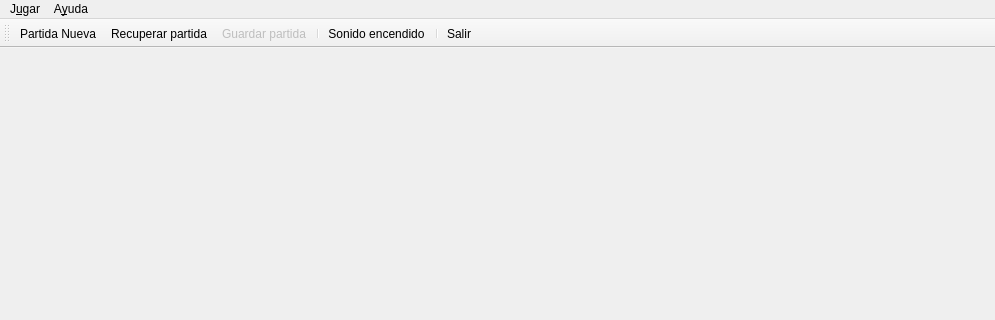
This is ui/frmMain.ui in turulomio/glparchis as Qt 5 draws it before an edit; both pictures show x 0 to 995 and y 0 to 320 of the 995 by 568 pixel window. The edited form follows.
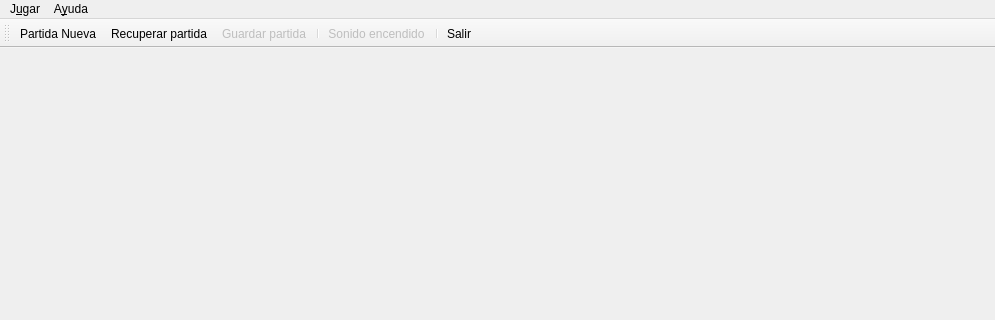
This is the edited form. Icons and pictures are not drawn.

The edit to the form file:
```diff
--- a/ui/frmMain.ui
+++ b/ui/frmMain.ui
@@ -183,6 +183,9 @@
    <property name="checkable">
     <bool>true</bool>
    </property>
+   <property name="enabled">
+    <bool>false</bool>
+   </property>
    <property name="icon">
     <iconset resource="../images/glparchis.qrc">
      <normaloff>:/glparchis/sound.png</normaloff>:/glparchis/sound.png</iconset>
```
